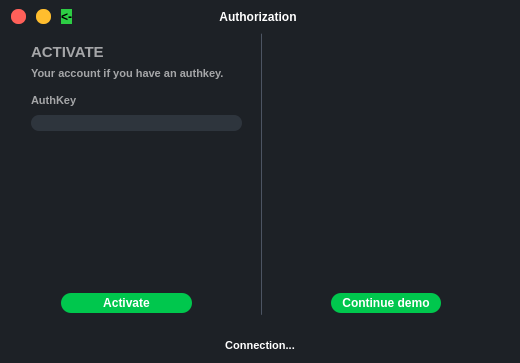
Old version of the form auth.ui in the repository Allyans3/GraphBuilder_Dev.
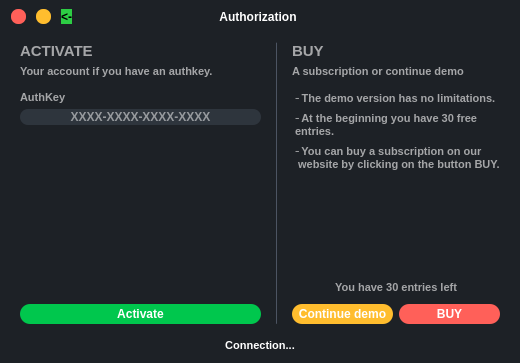
New version of the form. The open tabs and pages were chosen to show the change.

Diff of the .ui file:
```diff
--- a/auth.ui
+++ b/auth.ui
@@ -721,37 +721,18 @@
       </layout>
      </widget>
      <widget class="QWidget" name="Activate">
-      <widget class="Line" name="line_2">
-       <property name="geometry">
-        <rect>
-         <x>250</x>
-         <y>0</y>
-         <width>1</width>
-         <height>282</height>
-        </rect>
+      <layout class="QGridLayout" name="gridLayout_2">
+       <property name="horizontalSpacing">
+        <number>15</number>
        </property>
-       <property name="maximumSize">
-        <size>
-         <width>1</width>
-         <height>16777215</height>
-        </size>
-       </property>
-       <property name="styleSheet">
-        <string notr="true">background:rgb(66,73,85);</string>
-       </property>
-       <property name="orientation">
-        <enum>Qt::Vertical</enum>
-       </property>
-      </widget>
-      <widget class="QWidget" name="layoutWidget">
-       <property name="geometry">
-        <rect>
-         <x>20</x>
-         <y>10</y>
-         <width>211</width>
-         <height>38</height>
-        </rect>
-       </property>
+       <item row="0" column="0">
+        <layout class="QVBoxLayout" name="verticalLayout_30">
+         <item>
+          <layout class="QVBoxLayout" name="verticalLayout_23">
+           <property name="spacing">
+            <number>13</number>
+           </property>
+           <item>
        <layout class="QVBoxLayout" name="verticalLayout_22">
         <property name="spacing">
          <number>5</number>
@@ -794,16 +775,8 @@
          </widget>
         </item>
        </layout>
-      </widget>
-      <widget class="QWidget" name="">
-       <property name="geometry">
-        <rect>
-         <x>20</x>
-         <y>57</y>
-         <width>211</width>
-         <height>41</height>
-        </rect>
-       </property>
+           </item>
+           <item>
        <layout class="QVBoxLayout" name="verticalLayout">
         <property name="spacing">
          <number>5</number>
@@ -847,6 +820,9 @@
 	color:rgb(255,255,255);
 }</string>
           </property>
+               <property name="inputMask">
+                <string/>
+               </property>
           <property name="text">
            <string/>
           </property>
@@ -856,22 +832,35 @@
           <property name="alignment">
            <set>Qt::AlignCenter</set>
           </property>
+               <property name="placeholderText">
+                <string>XXXX-XXXX-XXXX-XXXX</string>
+               </property>
          </widget>
         </item>
        </layout>
-      </widget>
+           </item>
+          </layout>
+         </item>
+         <item>
+          <spacer name="verticalSpacer_5">
+           <property name="orientation">
+            <enum>Qt::Vertical</enum>
+           </property>
+           <property name="sizeHint" stdset="0">
+            <size>
+             <width>20</width>
+             <height>40</height>
+            </size>
+           </property>
+          </spacer>
+         </item>
+         <item>
+          <layout class="QHBoxLayout" name="horizontalLayout_3">
+           <item>
       <widget class="QPushButton" name="activate_but">
-       <property name="geometry">
-        <rect>
-         <x>50</x>
-         <y>260</y>
-         <width>131</width>
-         <height>20</height>
-        </rect>
-       </property>
        <property name="minimumSize">
         <size>
-         <width>70</width>
+               <width>110</width>
          <height>20</height>
         </size>
        </property>
@@ -902,15 +891,231 @@
         <string>Return</string>
        </property>
       </widget>
+           </item>
+          </layout>
+         </item>
+        </layout>
+       </item>
+       <item row="0" column="1">
+        <widget class="Line" name="line_2">
+         <property name="maximumSize">
+          <size>
+           <width>1</width>
+           <height>16777215</height>
+          </size>
+         </property>
+         <property name="styleSheet">
+          <string notr="true">background:rgb(66,73,85);</string>
+         </property>
+         <property name="orientation">
+          <enum>Qt::Vertical</enum>
+         </property>
+        </widget>
+       </item>
+       <item row="0" column="2">
+        <layout class="QVBoxLayout" name="verticalLayout_31">
+         <item>
+          <layout class="QVBoxLayout" name="verticalLayout_28">
+           <property name="spacing">
+            <number>13</number>
+           </property>
+           <item>
+            <layout class="QVBoxLayout" name="verticalLayout_24">
+             <property name="spacing">
+              <number>5</number>
+             </property>
+             <property name="bottomMargin">
+              <number>0</number>
+             </property>
+             <item>
+              <widget class="QLabel" name="label_12">
+               <property name="font">
+                <font>
+                 <pointsize>11</pointsize>
+                 <weight>75</weight>
+                 <bold>true</bold>
+                </font>
+               </property>
+               <property name="styleSheet">
+                <string notr="true">color:#a5a6a8;</string>
+               </property>
+               <property name="text">
+                <string>BUY</string>
+               </property>
+              </widget>
+             </item>
+             <item>
+              <widget class="QLabel" name="label_13">
+               <property name="font">
+                <font>
+                 <pointsize>8</pointsize>
+                 <weight>75</weight>
+                 <bold>true</bold>
+                </font>
+               </property>
+               <property name="styleSheet">
+                <string notr="true">color:#a5a6a8;</string>
+               </property>
+               <property name="text">
+                <string>A subscription or continue demo</string>
+               </property>
+              </widget>
+             </item>
+            </layout>
+           </item>
+           <item>
+            <layout class="QVBoxLayout" name="verticalLayout_27">
+             <property name="spacing">
+              <number>6</number>
+             </property>
+             <item>
+              <widget class="QLabel" name="label_14">
+               <property name="font">
+                <font>
+                 <pointsize>8</pointsize>
+                 <weight>75</weight>
+                 <bold>true</bold>
+                </font>
+               </property>
+               <property name="styleSheet">
+                <string notr="true">color:#a5a6a8;</string>
+               </property>
+               <property name="text">
+                <string>╶ The demo version has no limitations.</string>
+               </property>
+              </widget>
+             </item>
+             <item>
+              <layout class="QVBoxLayout" name="verticalLayout_25">
+               <property name="spacing">
+                <number>0</number>
+               </property>
+               <item>
+                <widget class="QLabel" name="label_15">
+                 <property name="font">
+                  <font>
+                   <pointsize>8</pointsize>
+                   <weight>75</weight>
+                   <bold>true</bold>
+                  </font>
+                 </property>
+                 <property name="styleSheet">
+                  <string notr="true">color:#a5a6a8;</string>
+                 </property>
+                 <property name="text">
+                  <string>╶ At the beginning you have 30 free</string>
+                 </property>
+                </widget>
+               </item>
+               <item>
+                <widget class="QLabel" name="label_16">
+                 <property name="font">
+                  <font>
+                   <pointsize>8</pointsize>
+                   <weight>75</weight>
+                   <bold>true</bold>
+                  </font>
+                 </property>
+                 <property name="styleSheet">
+                  <string notr="true">color:#a5a6a8;</string>
+                 </property>
+                 <property name="text">
+                  <string> entries.</string>
+                 </property>
+                </widget>
+               </item>
+              </layout>
+             </item>
+             <item>
+              <layout class="QVBoxLayout" name="verticalLayout_26">
+               <property name="spacing">
+                <number>0</number>
+               </property>
+               <item>
+                <widget class="QLabel" name="label_17">
+                 <property name="font">
+                  <font>
+                   <pointsize>8</pointsize>
+                   <weight>75</weight>
+                   <bold>true</bold>
+                  </font>
+                 </property>
+                 <property name="styleSheet">
+                  <string notr="true">color:#a5a6a8;</string>
+                 </property>
+                 <property name="text">
+                  <string>╶ You can buy a subscription on our</string>
+                 </property>
+                </widget>
+               </item>
+               <item>
+                <widget class="QLabel" name="label_18">
+                 <property name="font">
+                  <font>
+                   <pointsize>8</pointsize>
+                   <weight>75</weight>
+                   <bold>true</bold>
+                  </font>
+                 </property>
+                 <property name="styleSheet">
+                  <string notr="true">color:#a5a6a8;</string>
+                 </property>
+                 <property name="text">
+                  <string>  website by clicking on the button BUY.</string>
+                 </property>
+                </widget>
+               </item>
+              </layout>
+             </item>
+            </layout>
+           </item>
+          </layout>
+         </item>
+         <item>
+          <spacer name="verticalSpacer_4">
+           <property name="orientation">
+            <enum>Qt::Vertical</enum>
+           </property>
+           <property name="sizeHint" stdset="0">
+            <size>
+             <width>20</width>
+             <height>40</height>
+            </size>
+           </property>
+          </spacer>
+         </item>
+         <item>
+          <layout class="QVBoxLayout" name="verticalLayout_29">
+           <property name="spacing">
+            <number>10</number>
+           </property>
+           <item>
+            <widget class="QLabel" name="left_entries">
+             <property name="font">
+              <font>
+               <pointsize>8</pointsize>
+               <weight>75</weight>
+               <bold>true</bold>
+              </font>
+             </property>
+             <property name="styleSheet">
+              <string notr="true">color:#a5a6a8;</string>
+             </property>
+             <property name="text">
+              <string>You have 30 entries left</string>
+             </property>
+             <property name="alignment">
+              <set>Qt::AlignCenter</set>
+             </property>
+            </widget>
+           </item>
+           <item>
+            <layout class="QHBoxLayout" name="horizontalLayout_4">
+             <property name="spacing">
+              <number>6</number>
+             </property>
+             <item>
       <widget class="QPushButton" name="cont_demo">
-       <property name="geometry">
-        <rect>
-         <x>320</x>
-         <y>260</y>
-         <width>110</width>
-         <height>20</height>
-        </rect>
-       </property>
        <property name="minimumSize">
         <size>
          <width>70</width>
@@ -928,8 +1133,8 @@
         <string notr="true">QPushButton {
     border: 0px solid gray;
     border-radius: 10px;
-    padding: 0 8px;
-    background-color:rgb(0,199,77);
+    padding: 0 px;
+    background-color:rgb(255,189,46);
 	color:#ffffff;
 }
 
@@ -941,6 +1146,47 @@
         <string>Continue demo</string>
        </property>
       </widget>
+             </item>
+             <item>
+              <widget class="QPushButton" name="button_buy">
+               <property name="minimumSize">
+                <size>
+                 <width>70</width>
+                 <height>20</height>
+                </size>
+               </property>
+               <property name="font">
+                <font>
+                 <pointsize>9</pointsize>
+                 <weight>75</weight>
+                 <bold>true</bold>
+                </font>
+               </property>
+               <property name="styleSheet">
+                <string notr="true">QPushButton {
+    border: 0px solid gray;
+    border-radius: 10px;
+    padding: 0 8px;
+    background-color:rgb(255,96,89);
+	color:#ffffff;
+}
+
+QPushButton:hover {
+	background-color: rgb(255,51,40);
+}</string>
+               </property>
+               <property name="text">
+                <string>BUY</string>
+               </property>
+              </widget>
+             </item>
+            </layout>
+           </item>
+          </layout>
+         </item>
+        </layout>
+       </item>
+      </layout>
      </widget>
      <widget class="QWidget" name="Register">
       <layout class="QGridLayout" name="gridLayout">
```
Left out of the diff: 4 changed lines with no effect on the pictures. Lines whose indentation alone changed are shown as unchanged.
